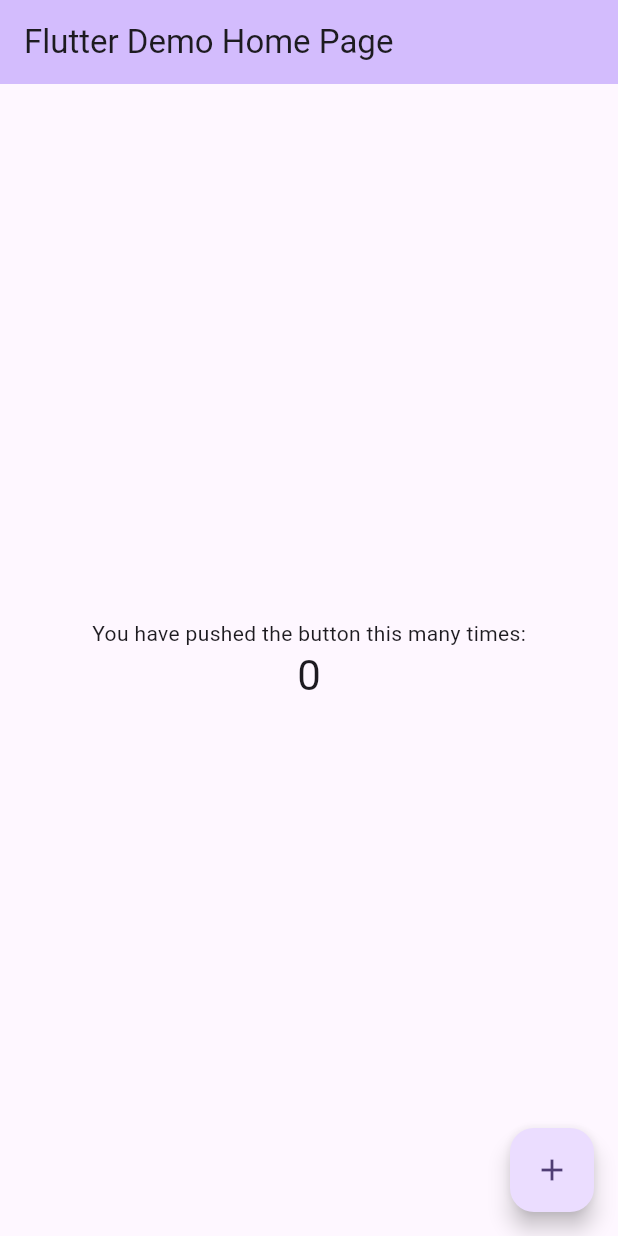
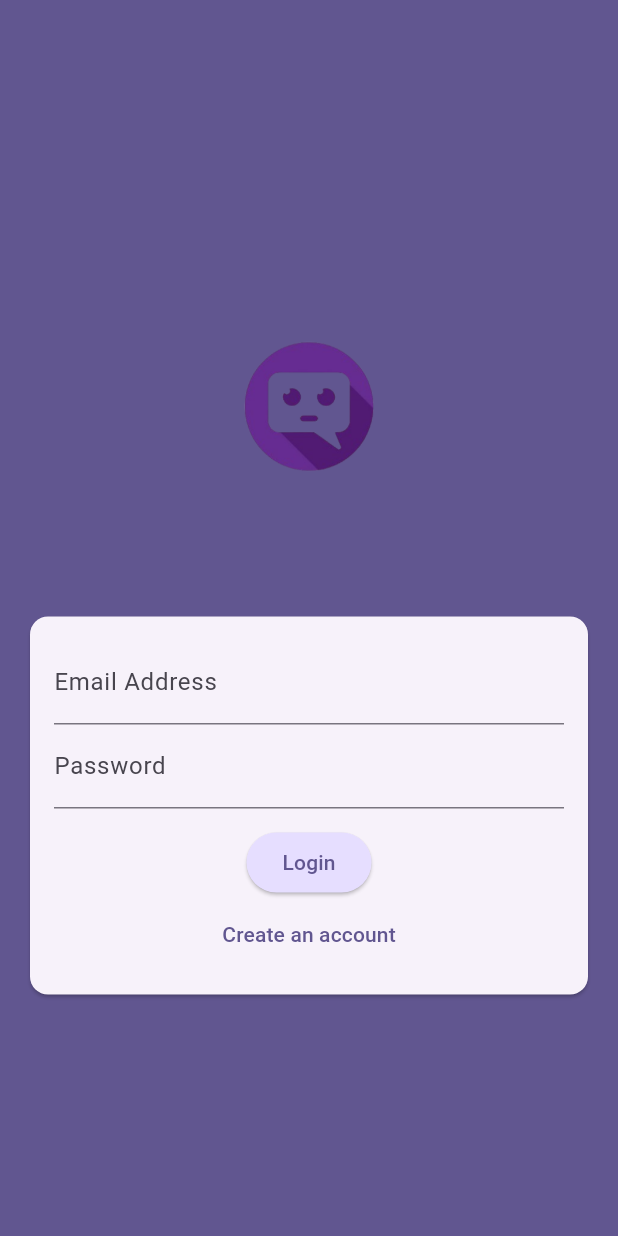
Before and after one commit to duccquagg137/Chat_App_Flutter, a Flutter app: the screen it shows after launch, on a phone screen of 412 x 824 dp. Run offline on Flutter 3.47's test engine with Material 3 defaults, Android fonts, the phone set to English and light mode, and no system bars; our stand-ins replace firebase_auth, firebase_core; accounts and stored records are empty.

```diff
--- a/lib/main.dart
+++ b/lib/main.dart
@@ -1,125 +1,29 @@
 import 'package:flutter/material.dart';
-
-void main() {
-  runApp(const MyApp());
+import 'package:chatappflutter/screens/auth.dart';
+import 'package:firebase_core/firebase_core.dart';
+import 'firebase_options.dart';
+void main() async {
+  WidgetsFlutterBinding.ensureInitialized();
+  await Firebase.initializeApp(
+  options: DefaultFirebaseOptions.currentPlatform,
+);
+  runApp(const App());
 }
 
-class MyApp extends StatelessWidget {
-  const MyApp({super.key});
+class App extends StatelessWidget {
+const App({super.key});
 
-  // This widget is the root of your application.
   @override
-  Widget build(BuildContext context) {
+  Widget build(BuildContext context){
     return MaterialApp(
-      title: 'Flutter Demo',
-      theme: ThemeData(
-        // This is the theme of your application.
-        //
-        // TRY THIS: Try running your application with "flutter run". You'll see
-        // the application has a purple toolbar. Then, without quitting the app,
-        // try changing the seedColor in the colorScheme below to Colors.green
-        // and then invoke "hot reload" (save your changes or press the "hot
-        // reload" button in a Flutter-supported IDE, or press "r" if you used
-        // the command line to start the app).
-        //
-        // Notice that the counter didn't reset back to zero; the application
-        // state is not lost during the reload. To reset the state, use hot
-        // restart instead.
-        //
-        // This works for code too, not just values: Most code changes can be
-        // tested with just a hot reload.
-        colorScheme: ColorScheme.fromSeed(seedColor: Colors.deepPurple),
+      title: 'FlutterChat',
+      theme: ThemeData().copyWith(
         useMaterial3: true,
+        colorScheme: ColorScheme.fromSeed(
+          seedColor: const Color.fromARGB(255, 63, 17, 177)
+          )
       ),
-      home: const MyHomePage(title: 'Flutter Demo Home Page'),
+      home:const Auth(),
     );
   }
 }
-
-class MyHomePage extends StatefulWidget {
-  const MyHomePage({super.key, required this.title});
-
-  // This widget is the home page of your application. It is stateful, meaning
-  // that it has a State object (defined below) that contains fields that affect
-  // how it looks.
-
-  // This class is the configuration for the state. It holds the values (in this
-  // case the title) provided by the parent (in this case the App widget) and
-  // used by the build method of the State. Fields in a Widget subclass are
-  // always marked "final".
-
-  final String title;
-
-  @override
-  State<MyHomePage> createState() => _MyHomePageState();
-}
-
-class _MyHomePageState extends State<MyHomePage> {
-  int _counter = 0;
-
-  void _incrementCounter() {
-    setState(() {
-      // This call to setState tells the Flutter framework that something has
-      // changed in this State, which causes it to rerun the build method below
-      // so that the display can reflect the updated values. If we changed
-      // _counter without calling setState(), then the build method would not be
-      // called again, and so nothing would appear to happen.
-      _counter++;
-    });
-  }
-
-  @override
-  Widget build(BuildContext context) {
-    // This method is rerun every time setState is called, for instance as done
-    // by the _incrementCounter method above.
-    //
-    // The Flutter framework has been optimized to make rerunning build methods
-    // fast, so that you can just rebuild anything that needs updating rather
-    // than having to individually change instances of widgets.
-    return Scaffold(
-      appBar: AppBar(
-        // TRY THIS: Try changing the color here to a specific color (to
-        // Colors.amber, perhaps?) and trigger a hot reload to see the AppBar
-        // change color while the other colors stay the same.
-        backgroundColor: Theme.of(context).colorScheme.inversePrimary,
-        // Here we take the value from the MyHomePage object that was created by
-        // the App.build method, and use it to set our appbar title.
-        title: Text(widget.title),
-      ),
-      body: Center(
-        // Center is a layout widget. It takes a single child and positions it
-        // in the middle of the parent.
-        child: Column(
-          // Column is also a layout widget. It takes a list of children and
-          // arranges them vertically. By default, it sizes itself to fit its
-          // children horizontally, and tries to be as tall as its parent.
-          //
-          // Column has various properties to control how it sizes itself and
-          // how it positions its children. Here we use mainAxisAlignment to
-          // center the children vertically; the main axis here is the vertical
-          // axis because Columns are vertical (the cross axis would be
-          // horizontal).
-          //
-          // TRY THIS: Invoke "debug painting" (choose the "Toggle Debug Paint"
-          // action in the IDE, or press "p" in the console), to see the
-          // wireframe for each widget.
-          mainAxisAlignment: MainAxisAlignment.center,
-          children: <Widget>[
-            const Text(
-              'You have pushed the button this many times:',
-            ),
-            Text(
-              '$_counter',
-              style: Theme.of(context).textTheme.headlineMedium,
-            ),
-          ],
-        ),
-      ),
-      floatingActionButton: FloatingActionButton(
-        onPressed: _incrementCounter,
-        tooltip: 'Increment',
-        child: const Icon(Icons.add),
-      ), // This trailing comma makes auto-formatting nicer for build methods.
-    );
-  }
-}
--- /dev/null
+++ b/lib/screens/auth.dart
@@ -0,0 +1,137 @@
+import 'package:flutter/material.dart';
+import 'package:firebase_auth/firebase_auth.dart';
+
+final _firebase = FirebaseAuth.instance;
+class Auth extends StatefulWidget {
+  const Auth({super.key});
+
+  @override
+  State<Auth> createState() {
+    return _AuthState();
+  }
+}
+
+class _AuthState extends State<Auth> {
+  final _form = GlobalKey<FormState>();
+
+  var _isLogin = true;
+
+  var _enteredEmail = '';
+  var _enteredPassword = '';
+  Future<void> _submit() async {
+    final isValid = _form.currentState!.validate();
+
+    if (_isLogin) {
+      final userCredentials = await _firebase.signInWithEmailAndPassword(
+            email: _enteredEmail, password: _enteredPassword);
+        print(userCredentials);
+    } else {
+      try {
+        final userCredentials = await _firebase.createUserWithEmailAndPassword(
+            email: _enteredEmail, password: _enteredPassword);
+        print(userCredentials);
+      } on FirebaseAuthException catch (error) {
+        if (error.code == 'email-already-in-use') {
+          // Handle email already in use case
+        }
+        ScaffoldMessenger.of(context).clearSnackBars();
+        ScaffoldMessenger.of(context).showSnackBar(
+          SnackBar(
+            content: Text(error.message ?? 'Authentication failed.'),
+          ),
+        );
+      }
+    }
+  }
+
+  @override
+  Widget build(BuildContext context) {
+    return Scaffold(
+      backgroundColor: Theme.of(context).colorScheme.primary,
+      body: Center(
+        child: SingleChildScrollView(
+          child: Column(
+            mainAxisAlignment: MainAxisAlignment.center,
+            children: [
+              Container(
+                margin: const EdgeInsets.only(
+                  top: 30,
+                  bottom: 20,
+                  left: 20,
+                  right: 20,
+                ),
+                width: 200,
+                child: Image.asset('assets/images/chat.png'),
+              ),
+              Card(
+                margin: const EdgeInsets.all(20),
+                child: SingleChildScrollView(
+                  child: Padding(
+                    padding: const EdgeInsets.all(16),
+                    child: Form(
+                        key: _form,
+                        child: Column(
+                          mainAxisSize: MainAxisSize.min,
+                          children: [
+                            TextFormField(
+                              decoration: const InputDecoration(
+                                  labelText: 'Email Address'),
+                              keyboardType: TextInputType.emailAddress,
+                              autocorrect: false,
+                              textCapitalization: TextCapitalization.none,
+                              validator: (value) {
+                                if (value == null ||
+                                    value.trim().isEmpty ||
+                                    !value.contains('@')) {
+                                  return 'Please enter a valid email address.';
+                                }
+                                return null;
+                              },
+                              onSaved: (value) {
+                                _enteredEmail = value!;
+                              },
+                            ),
+                            TextFormField(
+                              decoration:
+                                  const InputDecoration(labelText: 'Password'),
+                              obscureText: true,
+                              validator: (value) {
+                                if (value == null || value.trim().length < 6) {
+                                  return 'Password must be at least 6 characters long.';
+                                }
+                                return null;
+                              },
+                              onSaved: (value) {
+                                _enteredPassword = value!;
+                              },
+                            ),
+                            const SizedBox(height: 12),
+                            ElevatedButton(
+                              onPressed: _submit,
+                              style: ElevatedButton.styleFrom(
+                                  backgroundColor: Theme.of(context)
+                                      .colorScheme
+                                      .primaryContainer),
+                              child: Text(_isLogin ? 'Login' : 'Signup'),
+                            ),
+                            TextButton(
+                                onPressed: () {
+                                  setState(() {
+                                    _isLogin = !_isLogin;
+                                  });
+                                },
+                                child: Text(_isLogin
+                                    ? 'Create an account'
+                                    : 'I already have an account'))
+                          ],
+                        )),
+                  ),
+                ),
+              )
+            ],
+          ),
+        ),
+      ),
+    );
+  }
+}
```
Also changed, not shown: pubspec.yaml (+5 -3 lines), assets/images/chat.png (added), firebase.json (added), lib/firebase_options.dart (added), pubspec.lock, 6 other files.
